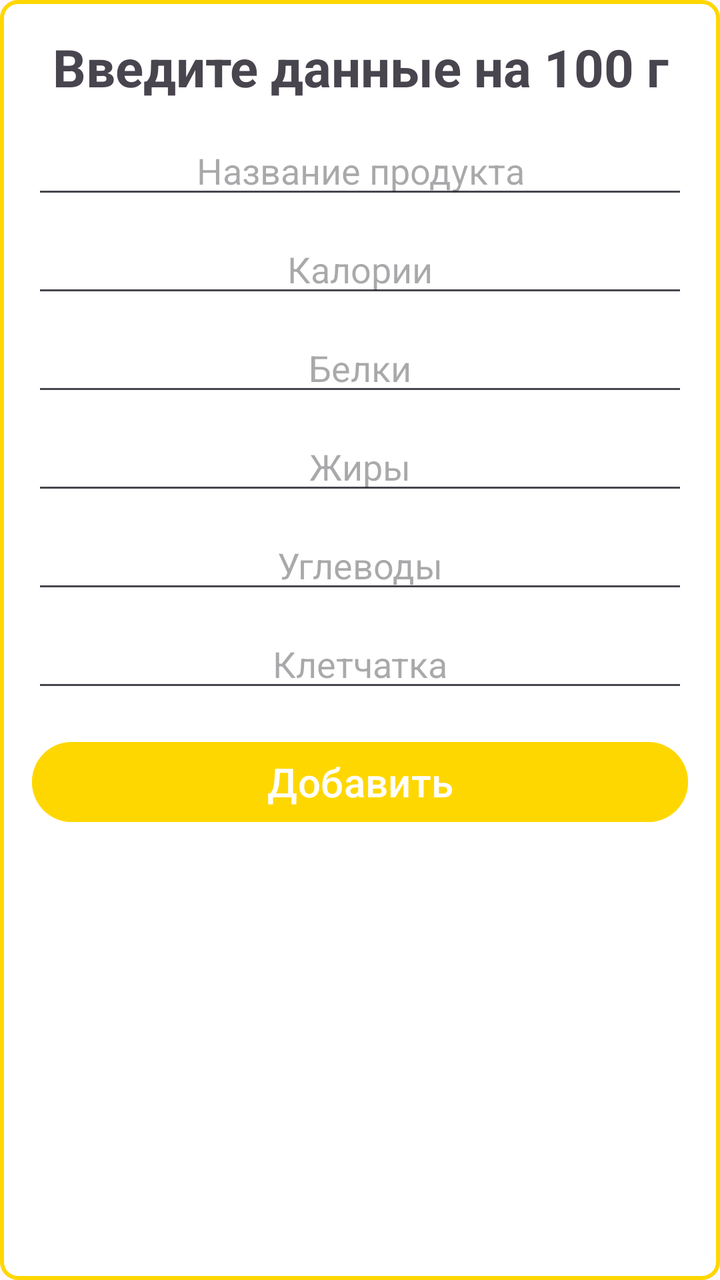
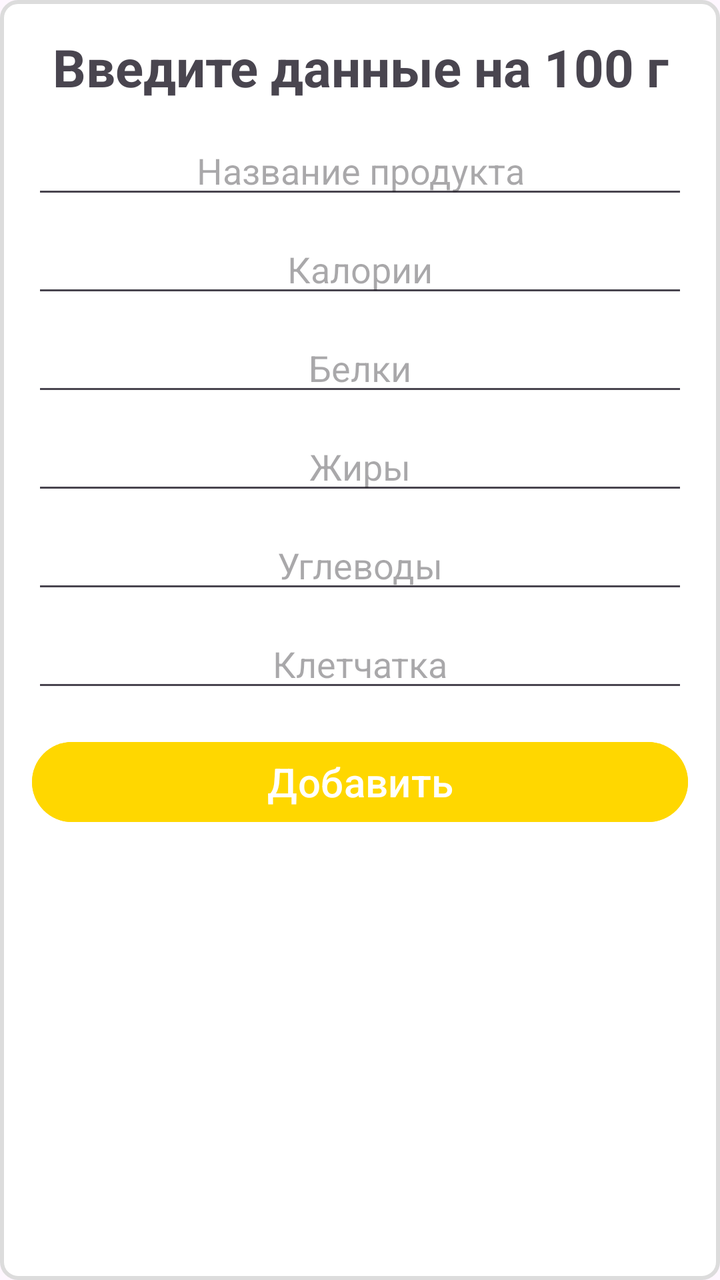

Before-and-after screenshots of an Android layout around one commit, followed by the original layout XML and the change that was made.
<!-- AndroidManifest.xml: application theme Theme.Diplom -->
<!-- res/layout/add_food_to_bd.xml -->
<ScrollView xmlns:android="http://schemas.android.com/apk/res/android"
    android:layout_width="match_parent"
    android:layout_height="wrap_content"
    android:background="@drawable/linear_bg_white">

    <LinearLayout
        android:layout_width="match_parent"
        android:layout_height="wrap_content"
        android:orientation="vertical"
        android:padding="16dp">

        <TextView
            android:id="@+id/dialogProduct"
            android:layout_width="match_parent"
            android:layout_height="wrap_content"
            android:text="Введите данные на 100 г"
            android:textSize="26sp"
            android:textStyle="bold"
            android:gravity="center"
            android:layout_marginBottom="12dp"/>

        <EditText
            android:id="@+id/inputName"
            android:layout_width="match_parent"
            android:layout_height="wrap_content"
            android:hint="Название продукта"
            android:textSize="18sp"
            android:gravity="center"/>

        <EditText
            android:id="@+id/inputCalories"
            android:layout_width="match_parent"
            android:layout_height="wrap_content"
            android:hint="Калории"
            android:layout_marginTop="8dp"
            android:inputType="numberDecimal"
            android:gravity="center"/>

        <EditText
            android:id="@+id/inputProtein"
            android:layout_width="match_parent"
            android:layout_height="wrap_content"
            android:hint="Белки"
            android:layout_marginTop="8dp"
            android:inputType="numberDecimal"
            android:gravity="center"/>

        <EditText
            android:id="@+id/inputFat"
            android:layout_width="match_parent"
            android:layout_height="wrap_content"
            android:hint="Жиры"
            android:layout_marginTop="8dp"
            android:inputType="numberDecimal"
            android:gravity="center"/>

        <EditText
            android:id="@+id/inputCarb"
            android:layout_width="match_parent"
            android:layout_height="wrap_content"
            android:hint="Углеводы"
            android:layout_marginTop="8dp"
            android:inputType="numberDecimal"
            android:gravity="center"/>

        <EditText
            android:id="@+id/inputFiber"
            android:layout_width="match_parent"
            android:layout_height="wrap_content"
            android:hint="Клетчатка"
            android:layout_marginTop="8dp"
            android:inputType="numberDecimal"
            android:gravity="center"/>

        <Button
            android:id="@+id/addProductBtn"
            android:layout_width="match_parent"
            android:layout_height="wrap_content"
            android:text="Добавить"
            android:textColor="#FFFFFF"
            android:backgroundTint="#FFD700"
            android:textSize="20sp"
            android:layout_marginTop="16dp"/>

    </LinearLayout>

</ScrollView>
<!-- resources referenced by this layout -->
<resources>
  <!-- drawable linear_bg_white (drawable) -->
  <shape xmlns:android="http://schemas.android.com/apk/res/android"
      android:shape="rectangle">
  
      
      <solid android:color="#FFFF" />
  
      
      <stroke
          android:width="2dp"
          android:color="#FFD700" />
  
      
      <corners android:radius="8dp" />
  </shape>
  <style name="Theme.Diplom" parent="Base.Theme.Diplom" />
  <style name="Base.Theme.Diplom" parent="Theme.Material3.DayNight.NoActionBar">
          
          
      </style>
</resources>

<!-- the commit's change to res/layout/add_food_to_bd.xml (unified diff, before → after) -->
@@ -1,3 +1,4 @@
+<?xml version="1.0" encoding="utf-8"?>
 <ScrollView xmlns:android="http://schemas.android.com/apk/res/android"
     android:layout_width="match_parent"
     android:layout_height="wrap_content"
@@ -9,6 +10,7 @@
         android:orientation="vertical"
         android:padding="16dp">
 
+        
         <TextView
             android:id="@+id/dialogProduct"
             android:layout_width="match_parent"
@@ -19,6 +21,7 @@
             android:gravity="center"
             android:layout_marginBottom="12dp"/>
 
+        
         <EditText
             android:id="@+id/inputName"
             android:layout_width="match_parent"
@@ -27,6 +30,7 @@
             android:textSize="18sp"
             android:gravity="center"/>
 
+        
         <EditText
             android:id="@+id/inputCalories"
             android:layout_width="match_parent"
@@ -36,6 +40,7 @@
             android:inputType="numberDecimal"
             android:gravity="center"/>
 
+        
         <EditText
             android:id="@+id/inputProtein"
             android:layout_width="match_parent"
@@ -45,6 +50,7 @@
             android:inputType="numberDecimal"
             android:gravity="center"/>
 
+        
         <EditText
             android:id="@+id/inputFat"
             android:layout_width="match_parent"
@@ -54,6 +60,7 @@
             android:inputType="numberDecimal"
             android:gravity="center"/>
 
+        
         <EditText
             android:id="@+id/inputCarb"
             android:layout_width="match_parent"
@@ -63,6 +70,7 @@
             android:inputType="numberDecimal"
             android:gravity="center"/>
 
+        
         <EditText
             android:id="@+id/inputFiber"
             android:layout_width="match_parent"
@@ -72,6 +80,7 @@
             android:inputType="numberDecimal"
             android:gravity="center"/>
 
+        
         <Button
             android:id="@+id/addProductBtn"
             android:layout_width="match_parent"
@@ -82,6 +91,18 @@
             android:textSize="20sp"
             android:layout_marginTop="16dp"/>
 
+        
+        <Button
+            android:id="@+id/deleteProductBtn"
+            android:layout_width="match_parent"
+            android:layout_height="wrap_content"
+            android:text="Удалить"
+            android:textColor="#FFFFFF"
+            android:backgroundTint="#FF0000"
+            android:textSize="20sp"
+            android:layout_marginTop="12dp"
+            android:visibility="gone"/>
+
     </LinearLayout>
 
 </ScrollView>
<!-- resource entries referenced after the edit -->
@@ -10,7 +10,7 @@
       
       <stroke
           android:width="2dp"
-          android:color="#FFD700" />
+          android:color="#DCDCDC" />
   
       
       <corners android:radius="8dp" />
